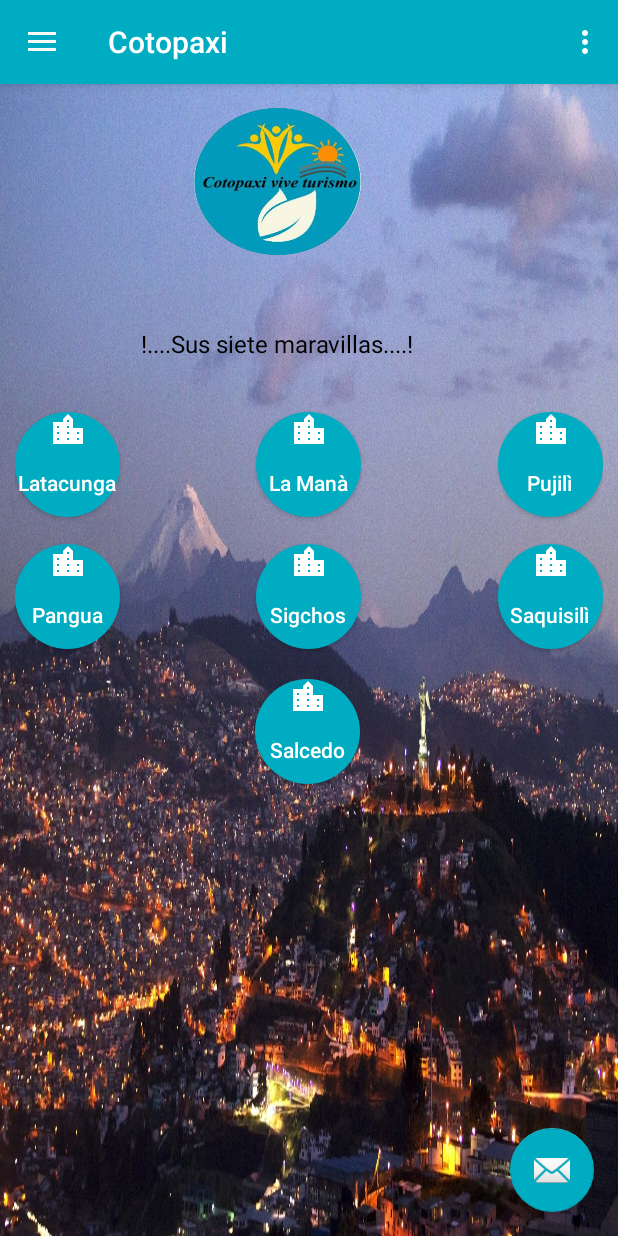
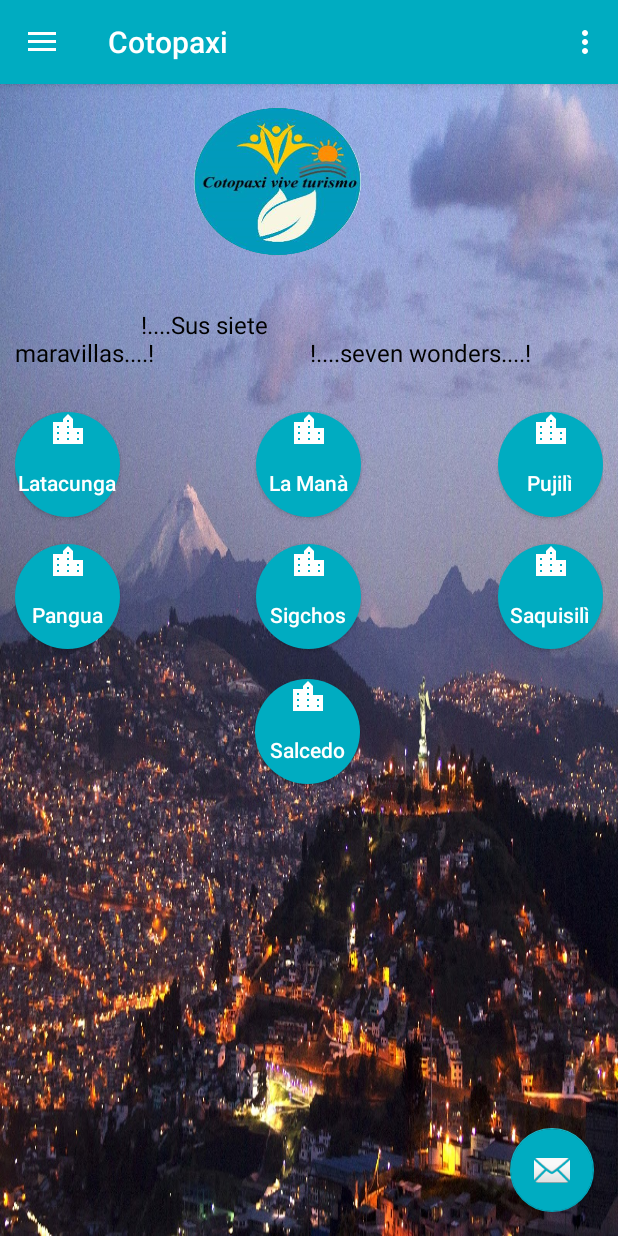
Before and after one commit to cguanoluUTC/GrupoE_ViveCotopaxi, an Android app: the screen it shows after launch (MainActivity), on a phone screen of 412 x 824 dp. Run offline under Robolectric (Android 15) with nearby library versions, the phone set to English and light mode, and no system bars.

Commit message:
Version_0.5_Gaby_Eslogan en ingles
Miren chicos que les parece

```diff
--- a/Cotopaxi_App/Cotopaxi/app/src/main/res/layout/content_main.xml
+++ b/Cotopaxi_App/Cotopaxi/app/src/main/res/layout/content_main.xml
@@ -59,7 +59,8 @@
                 </LinearLayout>
 
                 <TextView
-                    android:text="                     !....Sus siete maravillas....!"
+                    android:text="                     !....Sus siete maravillas....!
+                         !....seven wonders....!"
                     android:layout_width="match_parent"
                     android:layout_height="wrap_content"
                     android:id="@+id/textView2"
```
